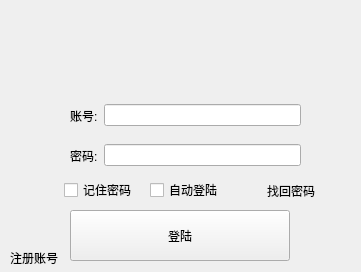
Abs-11001/PythonNetworkManagement, file assets/UI/loginWindowUi.ui: the form before one commit.
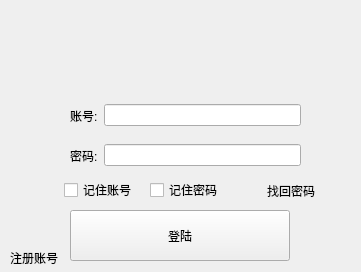
The form after the commit. Icons and pictures are not drawn.

```diff
--- a/assets/UI/loginWindowUi.ui
+++ b/assets/UI/loginWindowUi.ui
@@ -36,14 +36,14 @@
      <item>
       <widget class="QCheckBox" name="savePassword">
        <property name="text">
-        <string>记住密码</string>
+        <string>记住账号</string>
        </property>
       </widget>
      </item>
      <item>
       <widget class="QCheckBox" name="autoLogin">
        <property name="text">
-        <string>自动登陆</string>
+        <string>记住密码</string>
        </property>
       </widget>
      </item>
```
Left out of the diff: 4 changed lines with no effect on the pictures.
